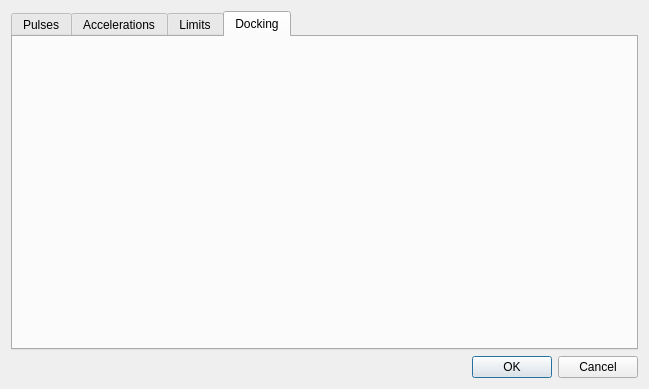
Above: sources/forms/Settings.ui from eduard-x/cnc-qt before the change. Below: the same form after it.
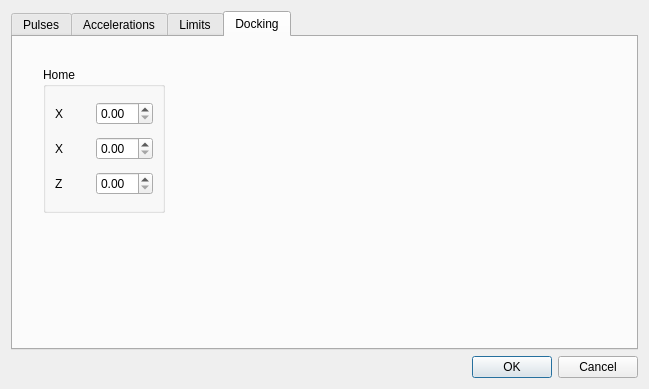
That is the form after the change. The open tabs and pages were chosen to show the change.

Commit message: home settings

Diff of the .ui file:
```diff
--- a/sources/forms/Settings.ui
+++ b/sources/forms/Settings.ui
@@ -932,6 +932,51 @@
       <attribute name="title">
        <string>Docking</string>
       </attribute>
+      <widget class="QGroupBox" name="groupBox_3">
+       <property name="geometry">
+        <rect>
+         <x>30</x>
+         <y>30</y>
+         <width>122</width>
+         <height>146</height>
+        </rect>
+       </property>
+       <property name="title">
+        <string>Home</string>
+       </property>
+       <layout class="QGridLayout" name="gridLayout_9">
+        <item row="0" column="0">
+         <widget class="QLabel" name="label_2">
+          <property name="text">
+           <string>X</string>
+          </property>
+         </widget>
+        </item>
+        <item row="0" column="1">
+         <widget class="QDoubleSpinBox" name="doubleSpinBox"/>
+        </item>
+        <item row="1" column="0">
+         <widget class="QLabel" name="label_3">
+          <property name="text">
+           <string>X</string>
+          </property>
+         </widget>
+        </item>
+        <item row="1" column="1">
+         <widget class="QDoubleSpinBox" name="doubleSpinBox_2"/>
+        </item>
+        <item row="2" column="0">
+         <widget class="QLabel" name="label_4">
+          <property name="text">
+           <string>Z</string>
+          </property>
+         </widget>
+        </item>
+        <item row="2" column="1">
+         <widget class="QDoubleSpinBox" name="doubleSpinBox_3"/>
+        </item>
+       </layout>
+      </widget>
      </widget>
     </widget>
    </item>
```
Left out of the diff: 2 changed lines with no effect on the pictures. The commit also changes 2 other files.
